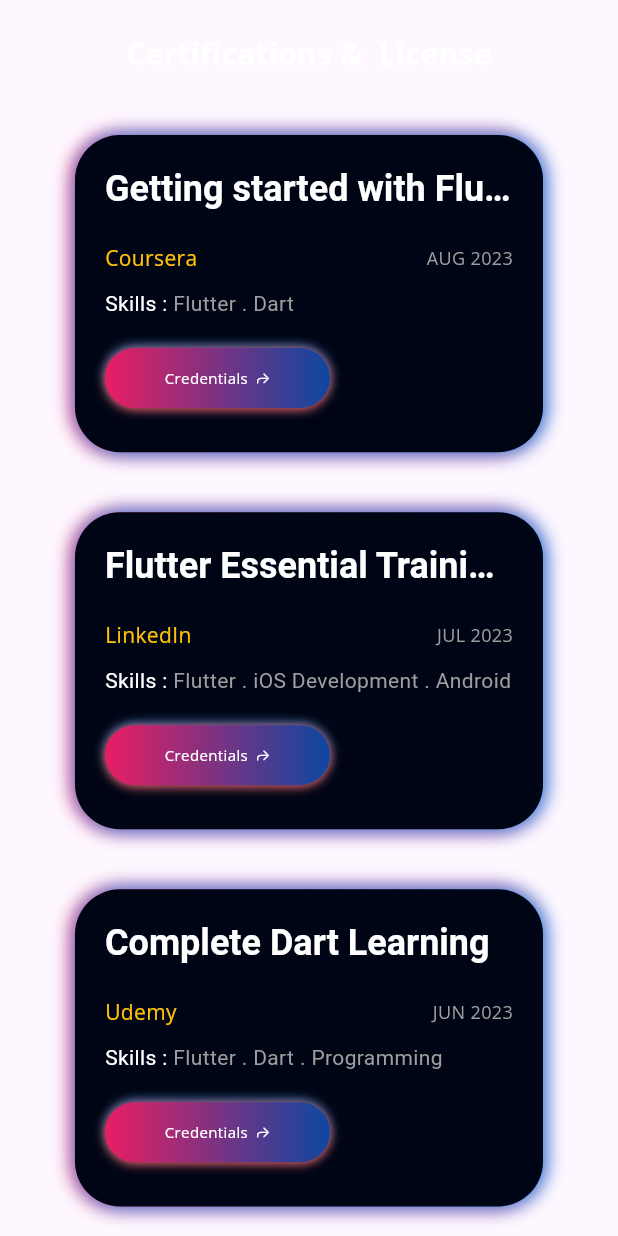
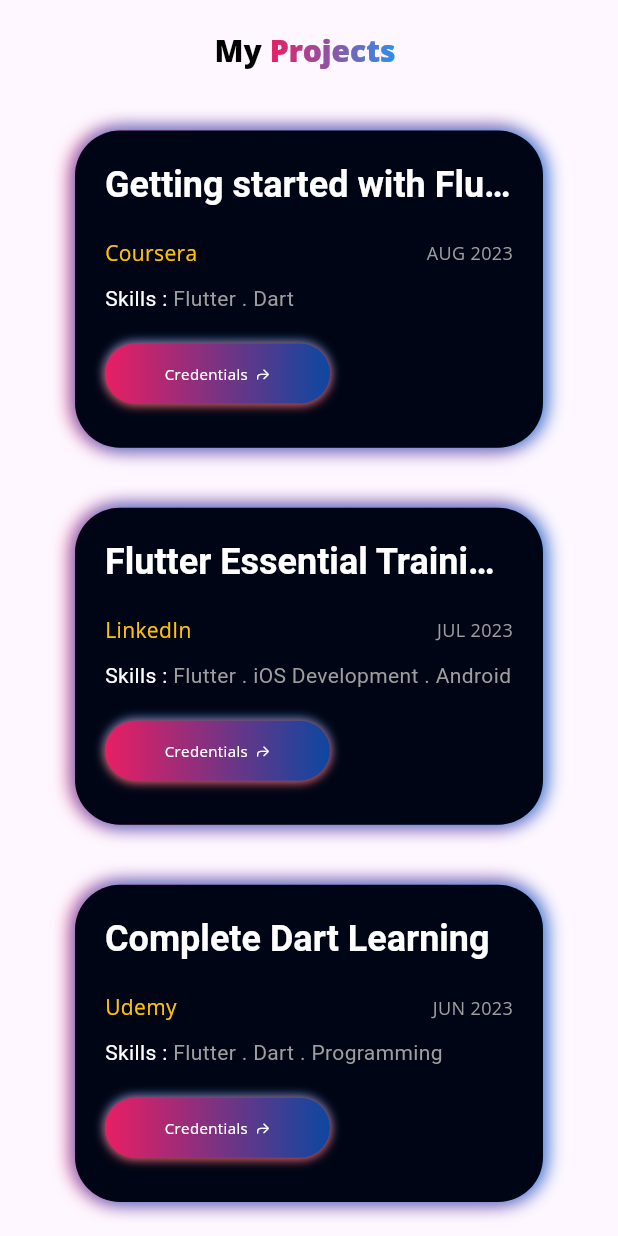
Before and after one commit to Qamarzaman555/qamar_zk_portfolio, a Flutter app: the Certifications widget shown alone on an empty page, opened directly, on a phone screen of 412 x 824 dp. Run offline on Flutter 3.47's test engine with Material 3 defaults, Android fonts, the phone set to English and light mode, and no system bars; our stand-ins replace carousel_slider, flutter_svg, font_awesome_flutter, get, google_fonts, photo_view and 1 more.

Commit message:
added: projects screen with proper responsiveness

```diff
--- a/lib/view model/controller.dart
+++ b/lib/view model/controller.dart
@@ -42,9 +42,9 @@ class CustomPageController extends GetxController {
   }
 
   List<Widget> screens = [
+    ProjectsView(),
     const Introduction(),
     const AboutMe(),
-    ProjectsView(),
     Certifications(),
     SizedBox(
       height: MediaQuery.sizeOf(Get.context!).height,
--- a/lib/view/certifications/certifications.dart
+++ b/lib/view/certifications/certifications.dart
@@ -21,7 +21,7 @@ class Certifications extends StatelessWidget {
             const SizedBox(
               height: defaultPadding,
             ),
-          const TitleText(prefix: 'Certifications & ', title: 'License'),
+          const CombinePojectsTitle(),
           const SizedBox(
             height: defaultPadding,
           ),
--- a/lib/view/projects/components/title_text.dart
+++ b/lib/view/projects/components/title_text.dart
@@ -1,64 +1,43 @@
-import 'package:flutter/foundation.dart' show kIsWeb;
 import 'package:flutter/material.dart';
-
+import '../../../view/intro/components/subtitle_text.dart';
 import '../../../view model/responsive.dart';
 
-class TitleText extends StatelessWidget {
-  const TitleText({super.key, required this.prefix, required this.title});
-
-  final String prefix;
-  final String title;
+class CombinePojectsTitle extends StatelessWidget {
+  const CombinePojectsTitle({super.key});
 
   @override
   Widget build(BuildContext context) {
     return Row(
       mainAxisAlignment: MainAxisAlignment.center,
       children: [
-        Text(
-          '$prefix ',
-          style: Theme.of(context).textTheme.titleMedium!.copyWith(
-              color: Colors.white,
-              fontSize: !Responsive.isDesktop(context)
-                  ? Responsive.isLargeMobile(context)
-                      ? 20
-                      : 30
-                  : 50,
-              fontWeight: FontWeight.bold),
+        const Responsive(
+          desktop: AnimatedSubtitleText(
+              start: 30, end: 40, text: 'My ', color: Colors.black),
+          largeMobile: AnimatedSubtitleText(
+              start: 30, end: 25, text: 'My ', color: Colors.black),
+          mobile: AnimatedSubtitleText(
+              start: 25, end: 20, text: 'My ', color: Colors.black),
+          tablet: AnimatedSubtitleText(
+              start: 40, end: 30, text: 'My ', color: Colors.black),
         ),
-        kIsWeb && Responsive.isDesktop(context)
-            ? ShaderMask(
+        ShaderMask(
           shaderCallback: (bounds) {
-                  return const LinearGradient(
-                      end: Alignment.centerRight,
-                      begin: Alignment.centerLeft,
-                      colors: [
+            return const LinearGradient(colors: [
               Colors.pink,
-                        Colors.cyanAccent,
+              Colors.blue,
             ]).createShader(bounds);
           },
-                child: Text(
-                  title,
-                  style: Theme.of(context).textTheme.titleMedium!.copyWith(
-                      color: Colors.white,
-                      fontSize: !Responsive.isDesktop(context)
-                          ? Responsive.isLargeMobile(context)
-                              ? 20
-                              : 30
-                          : 50,
-                      fontWeight: FontWeight.bold),
+          child: const Responsive(
+            desktop: AnimatedSubtitleText(
+                start: 30, end: 40, text: 'Projects ', gradient: false),
+            largeMobile: AnimatedSubtitleText(
+                start: 30, end: 25, text: 'Projects ', gradient: false),
+            mobile: AnimatedSubtitleText(
+                start: 25, end: 20, text: 'Projects ', gradient: true),
+            tablet: AnimatedSubtitleText(
+                start: 40, end: 30, text: 'Projects ', gradient: false),
           ),
         )
-            : Text(
-                title,
-                style: Theme.of(context).textTheme.titleMedium!.copyWith(
-                    color: Colors.white,
-                    fontSize: !Responsive.isDesktop(context)
-                        ? Responsive.isLargeMobile(context)
-                            ? 20
-                            : 30
-                        : 50,
-                    fontWeight: FontWeight.bold),
-              ),
       ],
     );
   }
--- a/pubspec.yaml
+++ b/pubspec.yaml
@@ -40,6 +40,9 @@ dependencies:
   url_launcher: ^6.3.0
   font_awesome_flutter: ^10.7.0
   flutter_svg: ^2.0.10
+  iconsax: ^0.0.8
+  carousel_slider: ^4.2.1
+  smooth_page_indicator: ^1.2.0
 
 dev_dependencies:
   flutter_test:
```
Also changed, not shown: lib/view model/getx_controllers/projects_controller.dart (+13 -3 lines), lib/view/projects/project_view.dart (+74 -18 lines), assets/icons/arrow_left.png (added), assets/icons/arrow_right.png (added), pubspec.lock. Lines whose indentation alone changed are shown as unchanged.
